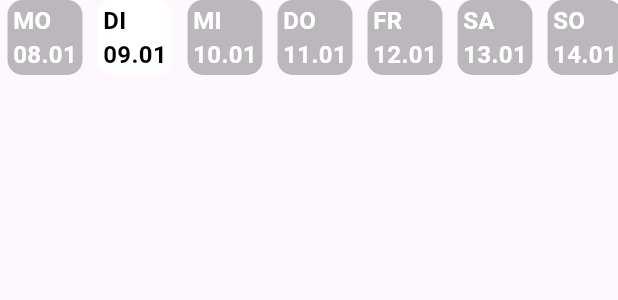
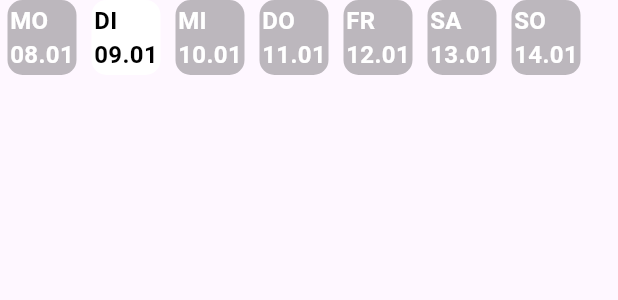
Before and after one commit to ronrobertsoen/lernapp_2, a Flutter app: the HorizontalDayList widget shown alone on an empty page, opened directly with empty values, on a phone screen of 412 x 824 dp. Shown: the top 300 px of the screen. Run offline on Flutter 3.47's test engine with Material 3 defaults, Android fonts, the phone set to English and light mode, and no system bars.

Commit message:
vereinfachung der hoirzintal list

```diff
--- a/lib/custom_widgets/horizontal_day_list.dart
+++ b/lib/custom_widgets/horizontal_day_list.dart
@@ -1,77 +1,43 @@
 import 'package:flutter/material.dart';
-import 'package:flutter/scheduler.dart';
 import 'package:intl/intl.dart';
 
-class HorizontalDayList extends StatefulWidget {
-  final Function(int) dayUpdateFunction;
+class HorizontalDayList extends StatelessWidget {
+  final Function(DateTime) dayUpdateFunction;
   final DateTime startDate;
-  const HorizontalDayList(
+  HorizontalDayList(
       {Key? key, required this.dayUpdateFunction, required this.startDate})
       : super(key: key);
 
-  @override
-  State<HorizontalDayList> createState() => _HorizontalDayListState();
-}
+  //Boxen oben, mit Wochentagen drin
+  final List<String> weekdays = ["MO", "DI", "MI", "DO", "FR", "SA", "SO"];
 
-class _HorizontalDayListState extends State<HorizontalDayList> {
-  //Boxen oben, mit Wochentagen drin
-  List<String> weekdays = ["MO", "DI", "MI", "DO", "FR", "SA", "SO"];
-  DateTime monday = DateTime.now();
-
-  Color activeCardColor = Colors.white;
-  Color inactiveCardColor = Colors.black26;
-
-  Color activeTextColor = Colors.black;
-  Color inactiveTextColor = Colors.white;
-
-  List<List<Color>> cardColorList = [
-    [Colors.black26, Colors.white],
-    [Colors.black26, Colors.white],
-    [Colors.black26, Colors.white],
-    [Colors.black26, Colors.white],
-    [Colors.black26, Colors.white],
-    [Colors.black26, Colors.white],
-    [Colors.black26, Colors.white],
-  ];
-
-  void updateDayColor(int index) {
-    setState(() {
-      for (int i = 0; i < cardColorList.length; i++) {
-        cardColorList[i][0] = inactiveCardColor;
-        cardColorList[i][1] = inactiveTextColor;
-      }
-
-      cardColorList[index][0] = activeCardColor;
-      cardColorList[index][1] = activeTextColor;
-    });
+  Color getCardColor(DateTime day) {
+    if (DateUtils.isSameDay(day, startDate)) {
+      return Colors.white;
+    } else {
+      return Colors.black26;
+    }
   }
 
-  @override
-  void initState() {
-    super.initState();
-    SchedulerBinding.instance.addPostFrameCallback((_) {
-      // Sicherstellen, dass die startDate tatsächlich Montag ist.
-      // Wenn startDate nicht Montag ist, finden Sie den letzten Montag.
-      monday = widget.startDate
-          .subtract(Duration(days: widget.startDate.weekday - 1));
-
-      // Die Farbe des aktuellen Tages aktualisieren.
-      int todayIndex = DateTime.now().difference(monday).inDays;
-      if (todayIndex >= 0 && todayIndex < 7) {
-        // Wenn der aktuelle Tag innerhalb der Woche liegt
-        updateDayColor(todayIndex);
-        widget.dayUpdateFunction(todayIndex);
-      }
-    });
+  Color getTextColor(DateTime day) {
+    if (DateUtils.isSameDay(day, startDate)) {
+      return Colors.black;
+    } else {
+      return Colors.white;
+    }
   }
 
   @override
   Widget build(BuildContext context) {
+    DateTime monday =
+        startDate.subtract(Duration(days: startDate.weekday - 1)); //Ausrechnung
+
     // definiert Widget, für die horizontale List von Weekdays
     return SizedBox(
       height: 50, // Gesamtgrösse des Widgets
       width: double.infinity,
       child: ListView.builder(
+        //Builder = Schleife
         // jedes Element ein Weekday
         scrollDirection: Axis.horizontal, // horizontal scrollen
         itemCount: weekdays.length,
@@ -81,27 +47,25 @@ class _HorizontalDayListState extends State<HorizontalDayList> {
           return GestureDetector(
             // verarbeitet Benutzerinteraktionen
             onTap: () {
-              updateDayColor(index);
-              widget.dayUpdateFunction(index);
+              //updateDayColor(index);
+              dayUpdateFunction(buttondate);
             },
             child: Container(
               // Aussehen der Karte
               margin: const EdgeInsets.only(left: 5, right: 5),
               height: 70,
-              width: 50,
+              width: 46,
               decoration: BoxDecoration(
                   // Rahmen & Hintergrund des Containers
-                  color: cardColorList[index][0],
+                  color: getCardColor(buttondate),
                   borderRadius: const BorderRadius.all(Radius.circular(10))),
               child: Center(
                 // Text in Container (Kinderinhalt) wird zentriert
                 child: Text(
-                  weekdays[index] +
-                      "\n" +
-                      formattedDate, //Schriftgrösse & Art etc.
+                  "${weekdays[index]}\n$formattedDate", //Schriftgrösse & Art etc.
                   style: TextStyle(
                       fontSize: 16,
-                      color: cardColorList[index][1],
+                      color: getTextColor(buttondate),
                       fontWeight: FontWeight.bold),
                 ),
               ),
```
